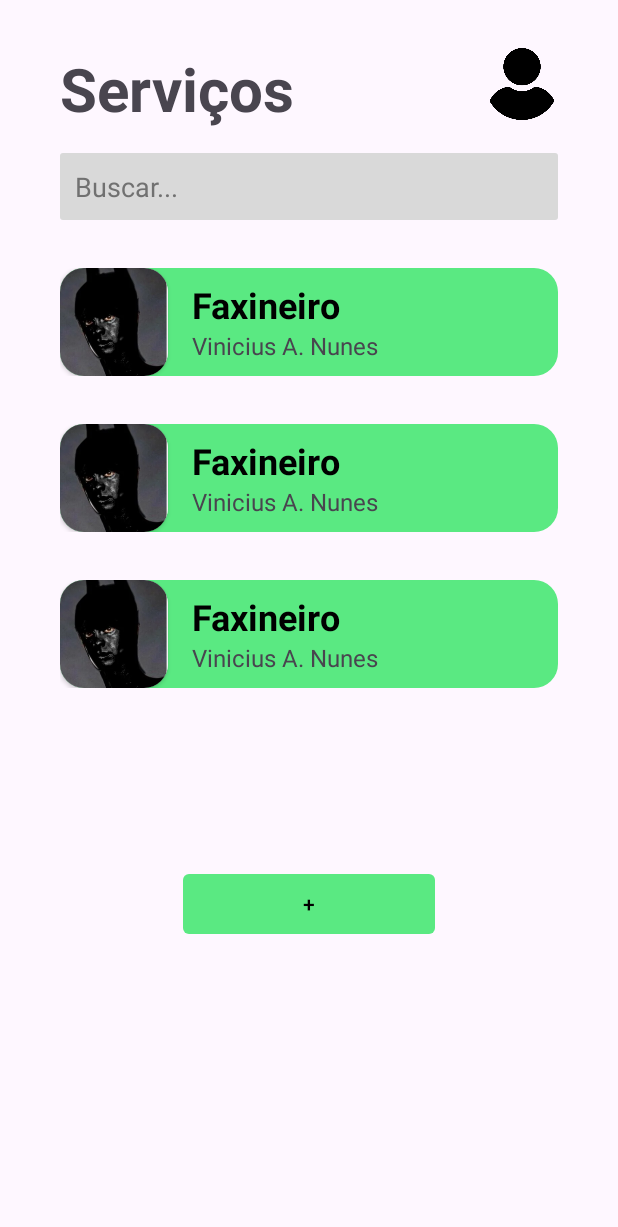
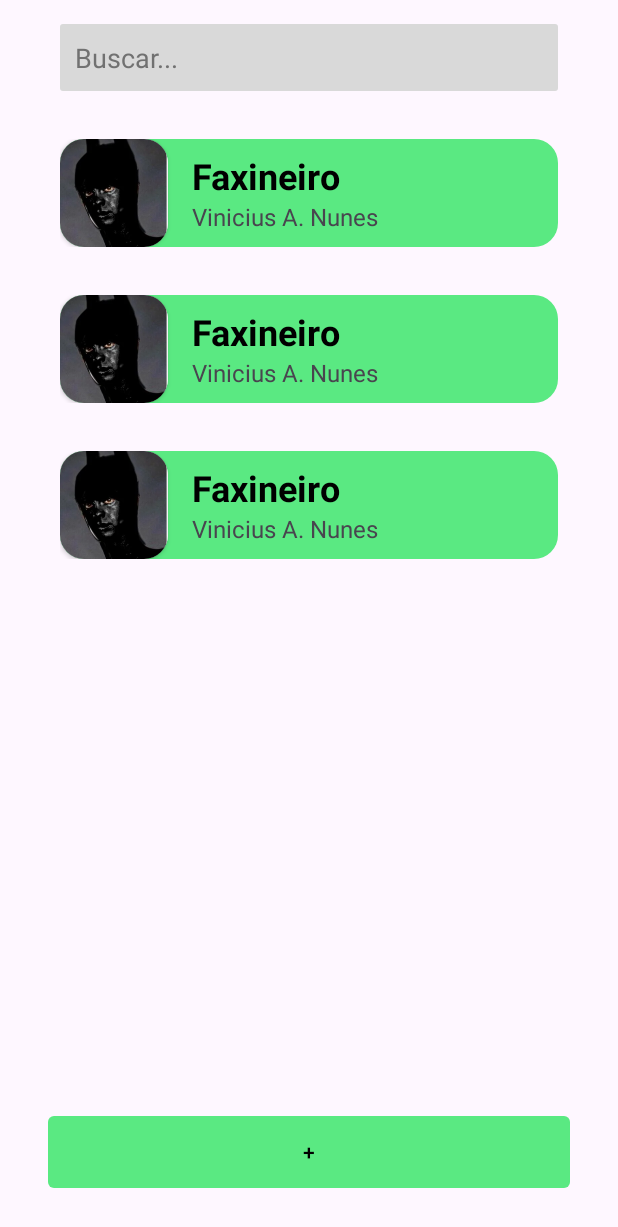
Before and after one commit to ezSchedule/ezSchedule.mobile, an Android app: the layout fragment_services.xml on its own in the app's theme, with its tools: preview values and no code run, on a phone screen of 412 x 824 dp. Shown: the top 1227 px of the screen. Run offline under Robolectric (Android 15) with nearby library versions, the phone set to English and light mode, and no system bars; Roboto replaces fonts that are not available here.

Commit message:
:lipstick: Tela de Services sendo finalizada.

```diff
--- a/admin/src/main/res/layout/fragment_services.xml
+++ b/admin/src/main/res/layout/fragment_services.xml
@@ -1,17 +1,48 @@
 <?xml version="1.0" encoding="utf-8"?>
 <androidx.constraintlayout.widget.ConstraintLayout xmlns:android="http://schemas.android.com/apk/res/android"
     xmlns:app="http://schemas.android.com/apk/res-auto"
+    xmlns:tools="http://schemas.android.com/tools"
     android:layout_width="match_parent"
     android:layout_height="match_parent">
 
-    <TextView
-        android:layout_width="wrap_content"
+
+    <AutoCompleteTextView
+        android:id="@+id/frag_atv_service"
+        android:layout_width="match_parent"
         android:layout_height="wrap_content"
-        android:text="Services"
-        android:textSize="48sp"
-        app:layout_constraintBottom_toBottomOf="parent"
+        android:layout_marginHorizontal="40dp"
+        android:layout_marginTop="16dp"
+        android:background="@drawable/atv_rounded"
+        android:hint="@string/frag_services_atv_hint"
+        android:padding="10dp"
+        android:textColorHint="@color/gray"
         app:layout_constraintEnd_toEndOf="parent"
         app:layout_constraintStart_toStartOf="parent"
         app:layout_constraintTop_toTopOf="parent" />
 
+    <androidx.recyclerview.widget.RecyclerView
+        android:id="@+id/frag_rv_service"
+        android:layout_width="match_parent"
+        android:layout_height="0dp"
+        android:layout_marginHorizontal="40dp"
+        android:layout_marginTop="32dp"
+        app:layout_constraintBottom_toTopOf="@id/frag_btn_service"
+        app:layout_constraintEnd_toEndOf="parent"
+        app:layout_constraintStart_toStartOf="parent"
+        app:layout_constraintTop_toBottomOf="@id/frag_atv_service"
+        tools:listitem="@layout/service_item" />
+
+    <Button
+        android:id="@+id/frag_btn_service"
+        android:layout_width="match_parent"
+        android:layout_height="48dp"
+        android:layout_margin="32dp"
+        android:background="@drawable/btn_squared"
+        android:text="@string/frag_services_btn_desc"
+        android:textColor="@color/black"
+        app:layout_constraintBottom_toBottomOf="parent"
+        app:layout_constraintEnd_toEndOf="parent"
+        app:layout_constraintStart_toStartOf="parent"
+        app:layout_constraintTop_toBottomOf="@id/frag_rv_service" />
+
 </androidx.constraintlayout.widget.ConstraintLayout>
--- a/app/src/main/res/layout/fragment_services.xml
+++ /dev/null
@@ -1,68 +0,0 @@
-<?xml version="1.0" encoding="utf-8"?>
-<androidx.constraintlayout.widget.ConstraintLayout xmlns:android="http://schemas.android.com/apk/res/android"
-    xmlns:app="http://schemas.android.com/apk/res-auto"
-    xmlns:tools="http://schemas.android.com/tools"
-    android:layout_width="match_parent"
-    android:layout_height="match_parent">
-
-    <TextView
-        android:id="@+id/edt_1"
-        android:layout_width="wrap_content"
-        android:layout_height="wrap_content"
-        android:layout_marginLeft="40dp"
-        android:layout_marginTop="32dp"
-        android:text="@string/frag_services_tv_title"
-        android:textSize="40sp"
-        android:textStyle="bold"
-        app:layout_constraintLeft_toLeftOf="parent"
-        app:layout_constraintTop_toTopOf="parent" />
-
-    <ImageView
-        android:id="@+id/image_menu"
-        android:layout_width="48dp"
-        android:layout_height="48dp"
-        android:layout_marginTop="32dp"
-        android:layout_marginRight="40dp"
-        android:clickable="true"
-        android:focusable="true"
-        android:src="@drawable/user_default_image"
-        app:layout_constraintRight_toRightOf="parent"
-        app:layout_constraintTop_toTopOf="parent" />
-
-    <AutoCompleteTextView
-        android:id="@+id/frag_atv_service"
-        android:layout_width="match_parent"
-        android:layout_height="wrap_content"
-        android:layout_marginHorizontal="40dp"
-        android:layout_marginTop="16dp"
-        android:background="@drawable/atv_rounded"
-        android:hint="@string/frag_services_atv_hint"
-        android:padding="10dp"
-        android:textColorHint="@color/gray"
-        app:layout_constraintLeft_toLeftOf="parent"
-        app:layout_constraintRight_toRightOf="parent"
-        app:layout_constraintTop_toBottomOf="@+id/edt_1" />
-
-    <androidx.recyclerview.widget.RecyclerView
-        android:id="@+id/frag_rv_service"
-        android:layout_width="match_parent"
-        android:layout_height="372dp"
-        android:layout_marginHorizontal="40dp"
-        android:layout_marginTop="32dp"
-        app:layout_constraintStart_toStartOf="parent"
-        app:layout_constraintTop_toBottomOf="@id/frag_atv_service"
-        tools:listitem="@layout/service_item" />
-
-    <Button
-        android:id="@+id/frag_btn_service"
-        android:layout_width="168dp"
-        android:layout_height="40dp"
-        android:layout_marginTop="32dp"
-        android:background="@drawable/btn_squared"
-        android:text="@string/frag_services_btn_desc"
-        android:textColor="@color/black"
-        app:layout_constraintEnd_toEndOf="parent"
-        app:layout_constraintStart_toStartOf="parent"
-        app:layout_constraintTop_toBottomOf="@id/frag_rv_service" />
-
-</androidx.constraintlayout.widget.ConstraintLayout>
```
